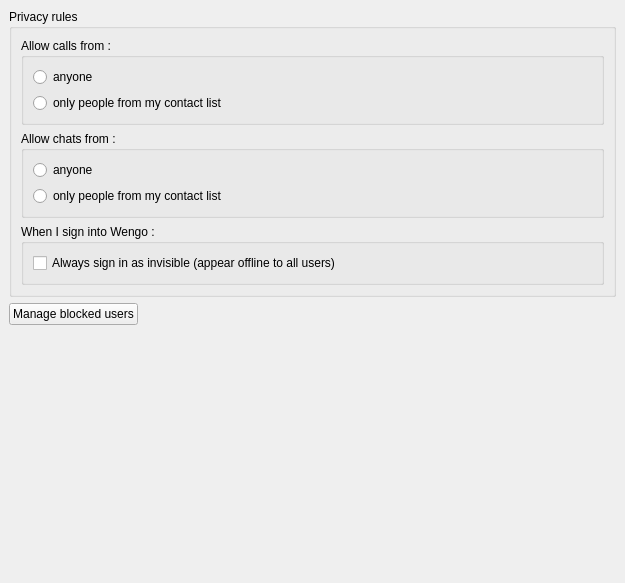
Qt form wengophone/src/presentation/qt/config/PrivacySettings.ui (tkrotoff/WengoPhone) before a commit.
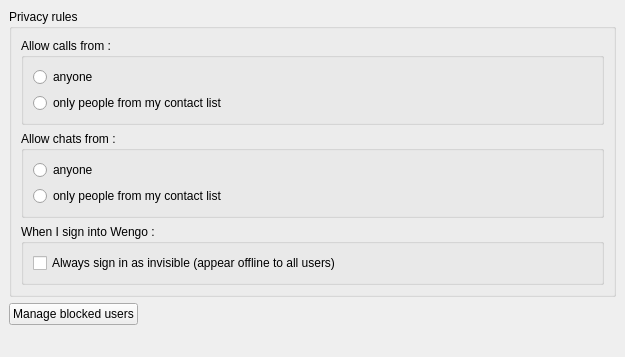
The same form after that commit.

Patch:
```diff
--- a/wengophone/src/presentation/qt/config/PrivacySettings.ui
+++ b/wengophone/src/presentation/qt/config/PrivacySettings.ui
@@ -9,7 +9,7 @@
     <x>0</x>
     <y>0</y>
     <width>625</width>
-    <height>583</height>
+    <height>357</height>
    </rect>
   </property>
   <property name="windowTitle" >
```
